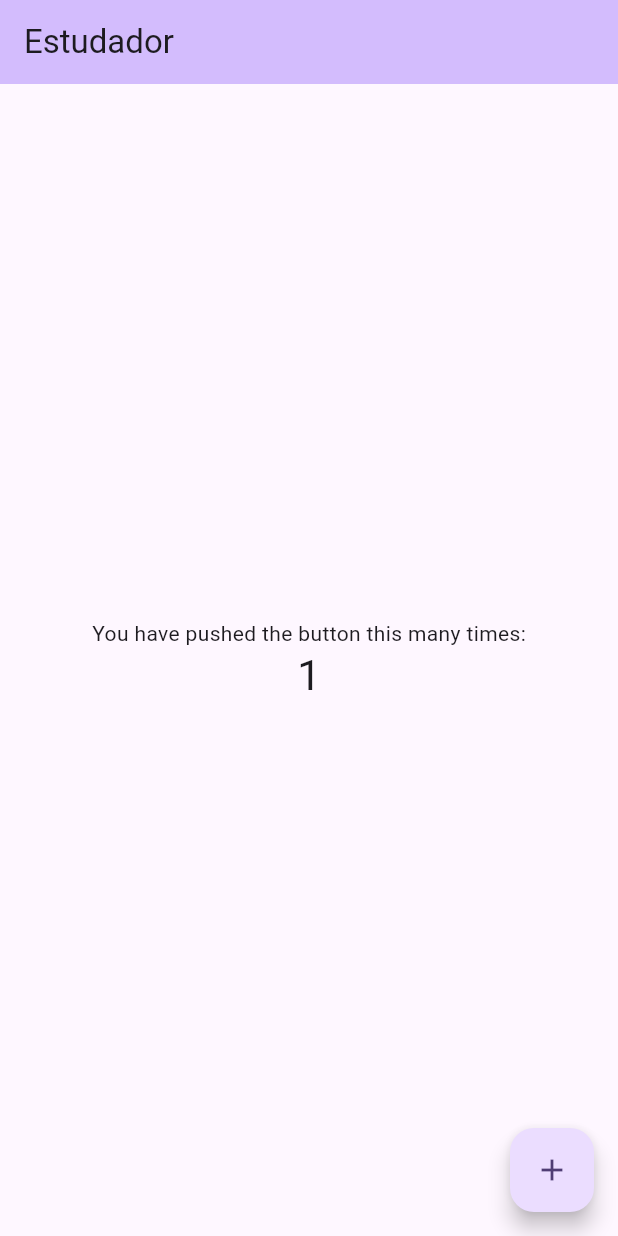
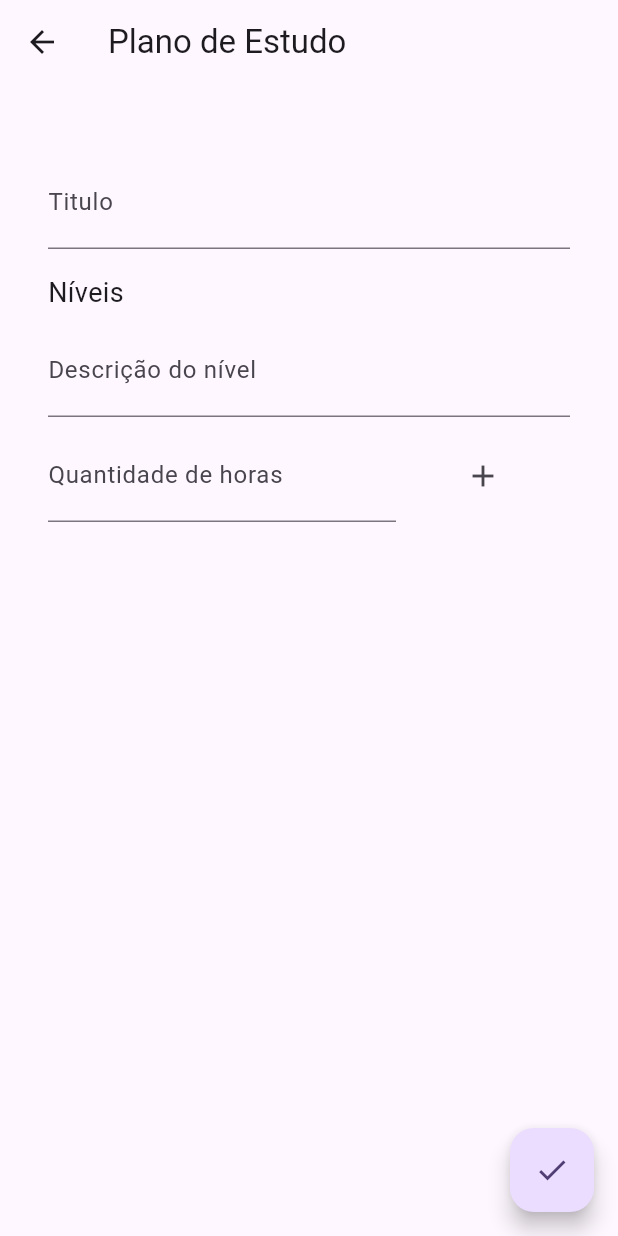
Before and after one commit to sandroaf/estudador, a Flutter app: the screen it shows after launch, after a tap on the "add" icon, on a phone screen of 412 x 824 dp. Run offline on Flutter 3.47's test engine with Material 2 defaults, Android fonts, the phone set to English and light mode, and no system bars; our stand-ins replace flutter_native_splash.

Commit message:
Implementando funcionalidades de Níveis

```diff
--- /dev/null
+++ b/lib/models/model.dart
@@ -0,0 +1,10 @@
+abstract class Model<T> {
+  T fromJson(Map<String, dynamic> json);
+
+  Map<String, dynamic> toJson();
+
+  @override
+  String toString() {
+    return this.toJson().toString();
+  }
+}
--- /dev/null
+++ b/lib/models/nivel.dart
@@ -0,0 +1,23 @@
+import 'model.dart';
+
+class NivelModel extends Model<NivelModel> {
+  String descricao = "";
+  int qtdhoras = 0;
+
+  @override
+  NivelModel fromJson(Map<String, dynamic> json) {
+    this.descricao = json['descricao'];
+    this.qtdhoras = json['qrdhoras'];
+    throw '';
+  }
+
+  @override
+  Map<String, dynamic> toJson() {
+    Map<String, dynamic> json = Map();
+    json['descricao'] = this.descricao;
+    json['qtdhoras'] = this.qtdhoras;
+    return json;
+  }
+
+  NivelModel({required this.descricao, required this.qtdhoras});
+}
--- /dev/null
+++ b/lib/models/planoestudo.dart
@@ -0,0 +1,28 @@
+import 'model.dart';
+import 'package:estudador/models/nivel.dart';
+
+class PlanoEstudoModel extends Model<PlanoEstudoModel> {
+  String titulo = "";
+  int tempoestudado = 0; //em segundos
+  List<NivelModel> niveis = [];
+  late NivelModel nivelatual;
+
+  @override
+  PlanoEstudoModel fromJson(Map<String, dynamic> json) {
+    this.titulo = json['titulo'];
+    this.tempoestudado = json['tempoestudado'];
+    this.niveis = json['niveis'];
+    this.nivelatual = json['nivelatual'];
+    throw '';
+  }
+
+  @override
+  Map<String, dynamic> toJson() {
+    Map<String, dynamic> json = Map();
+    json['titulo'] = this.titulo;
+    json['tempoestudado'] = this.tempoestudado;
+    json['niveis'] = this.niveis;
+    json['nivelatual'] = this.nivelatual;
+    return json;
+  }
+}
--- a/lib/widgets/home.dart
+++ b/lib/widgets/home.dart
@@ -1,3 +1,4 @@
+import 'package:estudador/widgets/planoestudo.dart';
 import 'package:flutter/material.dart';
 import 'package:flutter_native_splash/flutter_native_splash.dart';
 
@@ -62,9 +63,15 @@
         ),
       ),
       floatingActionButton: FloatingActionButton(
-        onPressed: _incrementCounter,
-        tooltip: 'Increment',
-        child: const Icon(Icons.add),
+        onPressed: () {
+          Navigator.push(
+              context,
+              MaterialPageRoute(
+                builder: (context) => PlanoEstudoPage(),
+              ));
+        },
+        tooltip: 'Adicionar',
+        child: Icon(Icons.add),
       ), // This trailing comma makes auto-formatting nicer for build methods.
     );
   }
--- /dev/null
+++ b/lib/widgets/planoestudo.dart
@@ -0,0 +1,167 @@
+import 'package:estudador/models/planoestudo.dart';
+import 'package:estudador/models/nivel.dart';
+import 'package:flutter/material.dart';
+import 'package:flutter/widgets.dart';
+
+class PlanoEstudoPage extends StatefulWidget {
+  @override
+  State<PlanoEstudoPage> createState() => _PlanoEstudoPageState();
+}
+
+class _PlanoEstudoPageState extends State<PlanoEstudoPage> {
+  //const PlanoEstudoPage({super.key});
+  PlanoEstudoModel _planoEstudo = PlanoEstudoModel();
+
+  var descricaoCtrl = TextEditingController();
+  var qtdHorasCtrl = TextEditingController();
+
+  _save() {}
+
+  _addAoPlano() {
+    if (descricaoCtrl.text == null ||
+        descricaoCtrl.text.trim().isEmpty ||
+        qtdHorasCtrl.text == null ||
+        qtdHorasCtrl.text.trim().isEmpty) {
+      return;
+    }
+    setState(() {
+      _planoEstudo.niveis.add(
+        NivelModel(
+            descricao: descricaoCtrl.text,
+            qtdhoras: int.parse(qtdHorasCtrl.text)),
+      );
+      descricaoCtrl.clear();
+      qtdHorasCtrl.clear();
+    });
+    print(_planoEstudo);
+  }
+
+  _editarDoPlano(NivelModel n) {
+    setState((){}
+    )
+  }
+
+  _removeDoPlano(index) {
+    setState(() {
+      _planoEstudo.niveis.removeAt(index);
+    });
+    print(_planoEstudo);
+  }
+
+  @override
+  Widget build(BuildContext context) {
+    return Scaffold(
+      appBar: AppBar(
+        title: Text('Plano de Estudo'),
+      ),
+      body: ListView(
+          padding: EdgeInsets.only(top: 48, left: 32, right: 32),
+          children: <Widget>[
+            Container(
+              margin: EdgeInsets.only(bottom: 8),
+              child: TextFormField(
+                keyboardType: TextInputType.text,
+                textCapitalization: TextCapitalization.words,
+                decoration: InputDecoration(
+                  labelText: "Titulo",
+                ),
+                style: TextStyle(fontSize: 20),
+                onChanged: (value) {
+                  setState(() {
+                    _planoEstudo.titulo = value;
+                  });
+                },
+              ),
+            ),
+            Container(
+                margin: EdgeInsets.only(bottom: 8, top: 8),
+                child: Text(
+                  "Níveis",
+                  style: TextStyle(
+                    fontSize: 18,
+                  ),
+                )),
+            Container(
+                padding: EdgeInsets.only(bottom: 8),
+                child: TextFormField(
+                  controller: descricaoCtrl,
+                  keyboardType: TextInputType.text,
+                  textCapitalization: TextCapitalization.words,
+                  decoration: InputDecoration(
+                    labelText: "Descrição do nível",
+                  ),
+                  style: TextStyle(fontSize: 20),
+                )),
+            Container(
+                padding: EdgeInsets.only(bottom: 8),
+                child: Row(
+                  children: [
+                    Expanded(
+                        flex: 2,
+                        child: TextFormField(
+                          controller: qtdHorasCtrl,
+                          keyboardType: TextInputType.text,
+                          textCapitalization: TextCapitalization.words,
+                          decoration: InputDecoration(
+                            labelText: "Quantidade de horas",
+                          ),
+                          style: TextStyle(fontSize: 20),
+                        )),
+                    Expanded(
+                        flex: 1,
+                        child: IconButton(
+                          icon: Icon(Icons.add),
+                          onPressed: _addAoPlano,
+                        ))
+                  ],
+                )),
+            Container(
+                margin: const EdgeInsets.only(bottom: 8),
+                child: Column(
+                  children: _planoEstudo.niveis.map((n) {
+                    return GestureDetector(
+                        onTap: () => _editarDoPlano(n),
+                        child: Card(
+                          child: Container(
+                            padding: const EdgeInsets.all(16),
+                            child: Row(
+                              children: [
+                                Expanded(
+                                  flex: 3,
+                                  child: Text(
+                                    n.descricao,
+                                    style: const TextStyle(
+                                      fontSize: 18,
+                                    ),
+                                  ),
+                                ),
+                                Expanded(
+                                  flex: 2,
+                                  child: Text(
+                                    '${n.qtdhoras} horas',
+                                    style: const TextStyle(
+                                      fontSize: 18,
+                                    ),
+                                  ),
+                                ),
+                                Expanded(
+                                  child: IconButton(
+                                    icon: const Icon(Icons.delete),
+                                    onPressed: () => _removeDoPlano(
+                                        _planoEstudo.niveis.indexOf(n)),
+                                  ),
+                                ),
+                              ],
+                            ),
+                          ),
+                        ));
+                  }).toList(),
+                )),
+          ]),
+      floatingActionButton: FloatingActionButton(
+        onPressed: () => _save(),
+        child: Icon(Icons.check),
+      ),
+    );
+  }
+}
--- a/pubspec.yaml
+++ b/pubspec.yaml
@@ -1,5 +1,5 @@
 name: estudador
-description: A new Flutter project.
+description: Projeto estudador BSN.
 # The following line prevents the package from being accidentally published to
 # pub.dev using `flutter pub publish`. This is preferred for private packages.
 publish_to: 'none' # Remove this line if you wish to publish to pub.dev
```
